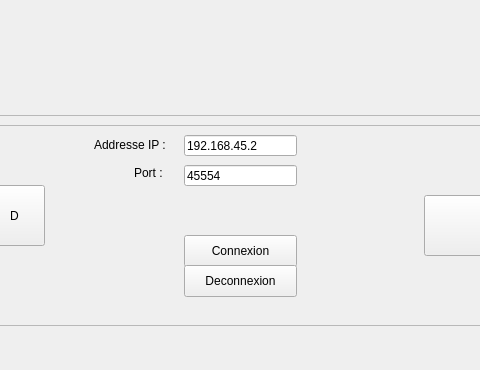
Before: the Qt Designer form mainwindow.ui in armen953/WifiBot, drawn with Qt 5; both pictures show x 146 to 626 and y 392 to 762 of the 835 by 762 pixel window.
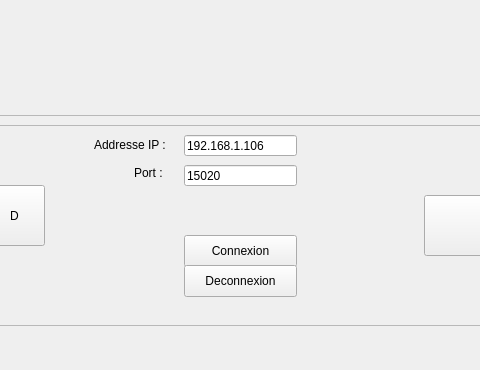
After: the same form once the commit is applied.

Diff of the .ui file:
```diff
--- a/mainwindow.ui
+++ b/mainwindow.ui
@@ -169,7 +169,7 @@
       </rect>
      </property>
      <property name="text">
-      <string>192.168.45.2</string>
+      <string>192.168.1.106</string>
      </property>
     </widget>
     <widget class="QLineEdit" name="lineEdit">
@@ -182,7 +182,7 @@
       </rect>
      </property>
      <property name="text">
-      <string>45554</string>
+      <string>15020</string>
      </property>
     </widget>
     <widget class="QLabel" name="label">
```
Left out of the diff: 2 changed lines with no effect on the pictures.
